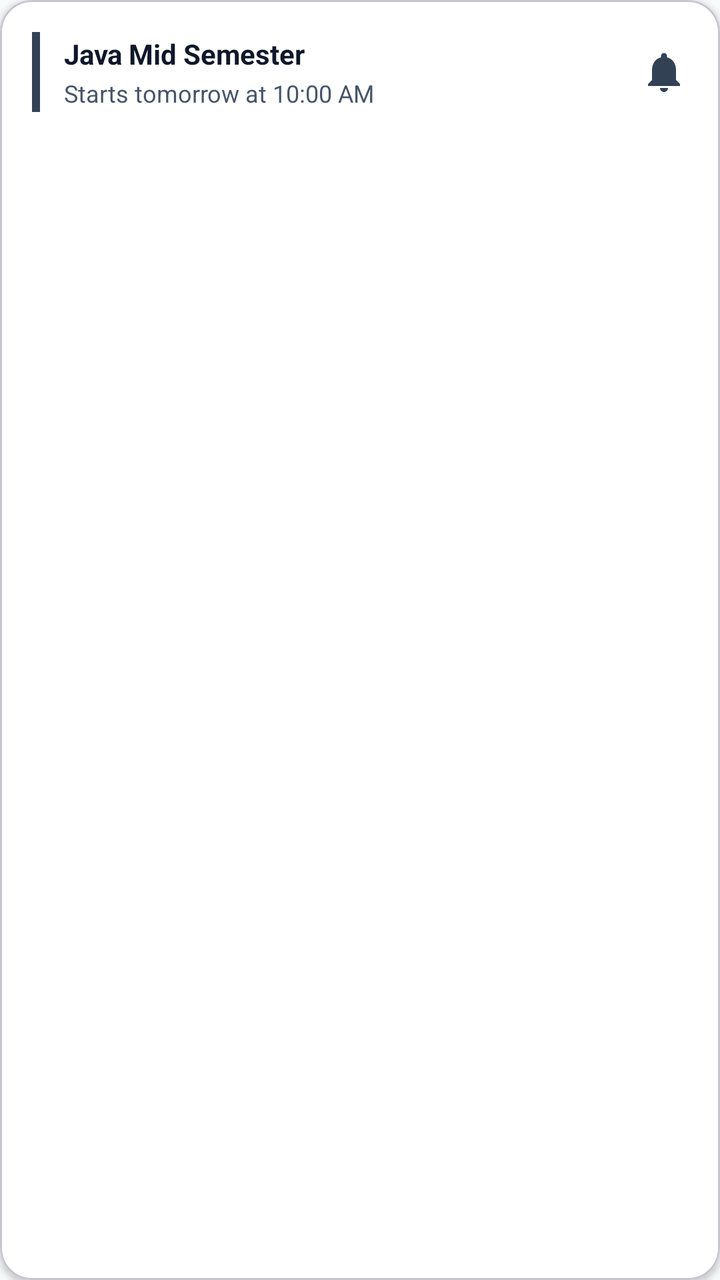
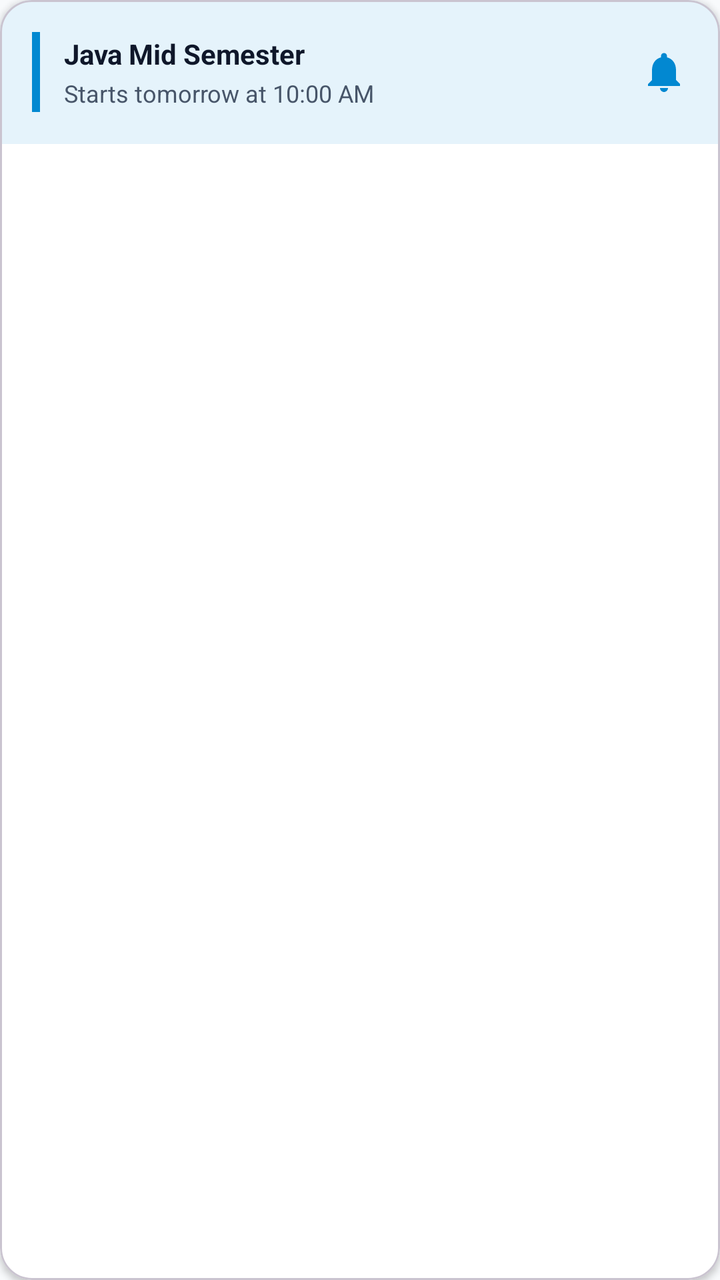

Before-and-after screenshots of an Android layout around one commit, followed by the original layout XML and the change that was made.
<!-- AndroidManifest.xml: application theme Theme.TestMaster -->
<!-- res/layout/layout_announcement_card.xml -->
<?xml version="1.0" encoding="utf-8"?>
<com.google.android.material.card.MaterialCardView xmlns:android="http://schemas.android.com/apk/res/android"
    xmlns:app="http://schemas.android.com/apk/res-auto"
    android:layout_width="280dp"
    android:layout_height="wrap_content"
    android:layout_marginEnd="12dp"
    android:layout_marginVertical="4dp"
    app:cardCornerRadius="16dp"
    app:cardElevation="2dp"
    app:cardBackgroundColor="@color/surface">

    <LinearLayout
        android:layout_width="match_parent"
        android:layout_height="wrap_content"
        android:orientation="horizontal"
        android:padding="16dp"
        android:gravity="center_vertical">

        <View
            android:layout_width="4dp"
            android:layout_height="40dp"
            android:background="@color/accent" />

        <LinearLayout
            android:layout_width="0dp"
            android:layout_height="wrap_content"
            android:layout_weight="1"
            android:layout_marginStart="12dp"
            android:orientation="vertical">

            <TextView
                android:id="@+id/tv_announcement_title"
                android:layout_width="match_parent"
                android:layout_height="wrap_content"
                android:text="Java Mid Semester"
                android:textColor="@color/text_primary"
                android:textSize="14sp"
                android:textStyle="bold" />

            <TextView
                android:id="@+id/tv_announcement_desc"
                android:layout_width="match_parent"
                android:layout_height="wrap_content"
                android:layout_marginTop="2dp"
                android:text="Starts tomorrow at 10:00 AM"
                android:textColor="@color/text_secondary"
                android:textSize="12sp" />
        </LinearLayout>

        <ImageView
            android:layout_width="24dp"
            android:layout_height="24dp"
            android:src="@drawable/baseline_notifications_24"
            app:tint="@color/accent" />
    </LinearLayout>
</com.google.android.material.card.MaterialCardView>
<!-- resources referenced by this layout -->
<resources>
  <color name="accent">#334155</color>
  <color name="surface">#FFFFFF</color>
  <color name="text_primary">#0F172A</color>
  <color name="text_secondary">#475569</color>
  <!-- drawable baseline_notifications_24 (drawable) -->
  <vector android:height="24dp" android:tint="#000000"
      android:viewportHeight="24" android:viewportWidth="24"
      android:width="24dp" xmlns:android="http://schemas.android.com/apk/res/android">
      <path android:fillColor="@android:color/white" android:pathData="M12,22c1.1,0 2,-0.9 2,-2h-4c0,1.1 0.89,2 2,2zM18,16v-5c0,-3.07 -1.64,-5.64 -4.5,-6.32L13.5,4c0,-0.83 -0.67,-1.5 -1.5,-1.5s-1.5,0.67 -1.5,1.5v0.68C7.63,5.36 6,7.92 6,11v5l-2,2v1h16v-1l-2,-2z"/>
  </vector>
  <style name="Theme.TestMaster" parent="Base.Theme.TestMaster" />
  <style name="Base.Theme.TestMaster" parent="Theme.Material3.DayNight.NoActionBar">
          
          <item name="colorPrimary">@color/primary</item>
          <item name="colorOnPrimary">@color/onPrimary</item>
          <item name="colorPrimaryContainer">@color/primaryContainer</item>
          <item name="colorOnPrimaryContainer">@color/onPrimaryContainer</item>
  
          <item name="colorSecondary">@color/secondary</item>
          <item name="colorOnSecondary">@color/onSecondary</item>
          <item name="colorSecondaryContainer">@color/secondaryContainer</item>
          <item name="colorOnSecondaryContainer">@color/onSecondaryContainer</item>
  
          
          <item name="android:windowBackground">@color/background</item>
          <item name="colorSurface">@color/surface</item>
          <item name="colorOnSurface">@color/onSurface</item>
          <item name="colorSurfaceVariant">@color/surfaceVariant</item>
          <item name="colorOnSurfaceVariant">@color/onSurfaceVariant</item>
          <item name="colorOutline">@color/outline</item>
  
          
          <item name="colorError">@color/error</item>
          <item name="colorOnError">@color/onError</item>
          <item name="colorErrorContainer">@color/errorContainer</item>
          <item name="colorOnErrorContainer">@color/onErrorContainer</item>
  
          
          <item name="android:statusBarColor">@color/surface</item>
          <item name="android:windowLightStatusBar">true</item>
      </style>
  <color name="primary">#FFFFFF</color>
  <color name="onPrimary">#0F172A</color>
  <color name="primaryContainer">#F1F5F9</color>
  <color name="onPrimaryContainer">#0F172A</color>
  <color name="secondary">#64748B</color>
  <color name="onSecondary">#FFFFFF</color>
  <color name="secondaryContainer">#E2E8F0</color>
  <color name="onSecondaryContainer">#0F172A</color>
  <color name="background">#F8FAFC</color>
  <color name="onSurface">#0F172A</color>
  <color name="surfaceVariant">#E2E8F0</color>
  <color name="onSurfaceVariant">#475569</color>
  <color name="outline">#94A3B8</color>
  <color name="error">#DC2626</color>
  <color name="onError">#FFFFFF</color>
  <color name="errorContainer">#FEE2E2</color>
  <color name="onErrorContainer">#7F1D1D</color>
</resources>

<!-- the commit's change to res/layout/layout_announcement_card.xml (unified diff, before → after) -->
@@ -10,16 +10,19 @@
     app:cardBackgroundColor="@color/surface">
 
     <LinearLayout
+        android:id="@+id/ll_announcement_bg"
         android:layout_width="match_parent"
         android:layout_height="wrap_content"
         android:orientation="horizontal"
         android:padding="16dp"
-        android:gravity="center_vertical">
+        android:gravity="center_vertical"
+        android:background="@color/blue_bg">
 
         <View
+            android:id="@+id/v_announcement_indicator"
             android:layout_width="4dp"
             android:layout_height="40dp"
-            android:background="@color/accent" />
+            android:background="@color/bluetint" />
 
         <LinearLayout
             android:layout_width="0dp"
@@ -33,7 +36,7 @@
                 android:layout_width="match_parent"
                 android:layout_height="wrap_content"
                 android:text="Java Mid Semester"
-                android:textColor="@color/text_primary"
+                android:textColor="@color/onSurface"
                 android:textSize="14sp"
                 android:textStyle="bold" />
 
@@ -43,14 +46,15 @@
                 android:layout_height="wrap_content"
                 android:layout_marginTop="2dp"
                 android:text="Starts tomorrow at 10:00 AM"
-                android:textColor="@color/text_secondary"
+                android:textColor="@color/onSurfaceVariant"
                 android:textSize="12sp" />
         </LinearLayout>
 
         <ImageView
+            android:id="@+id/iv_announcement_icon"
             android:layout_width="24dp"
             android:layout_height="24dp"
             android:src="@drawable/baseline_notifications_24"
-            app:tint="@color/accent" />
+            app:tint="@color/bluetint" />
     </LinearLayout>
 </com.google.android.material.card.MaterialCardView>
<!-- resource entries referenced after the edit -->
@@ -1,9 +1,8 @@
 <!-- resources referenced by this layout -->
 <resources>
-  <color name="accent">#334155</color>
+  <color name="blue_bg">#1A0288D1</color>
+  <color name="bluetint">#0288D1</color>
   <color name="surface">#FFFFFF</color>
-  <color name="text_primary">#0F172A</color>
-  <color name="text_secondary">#475569</color>
   <!-- drawable baseline_notifications_24 (drawable) -->
   <vector android:height="24dp" android:tint="#000000"
       android:viewportHeight="24" android:viewportWidth="24"
